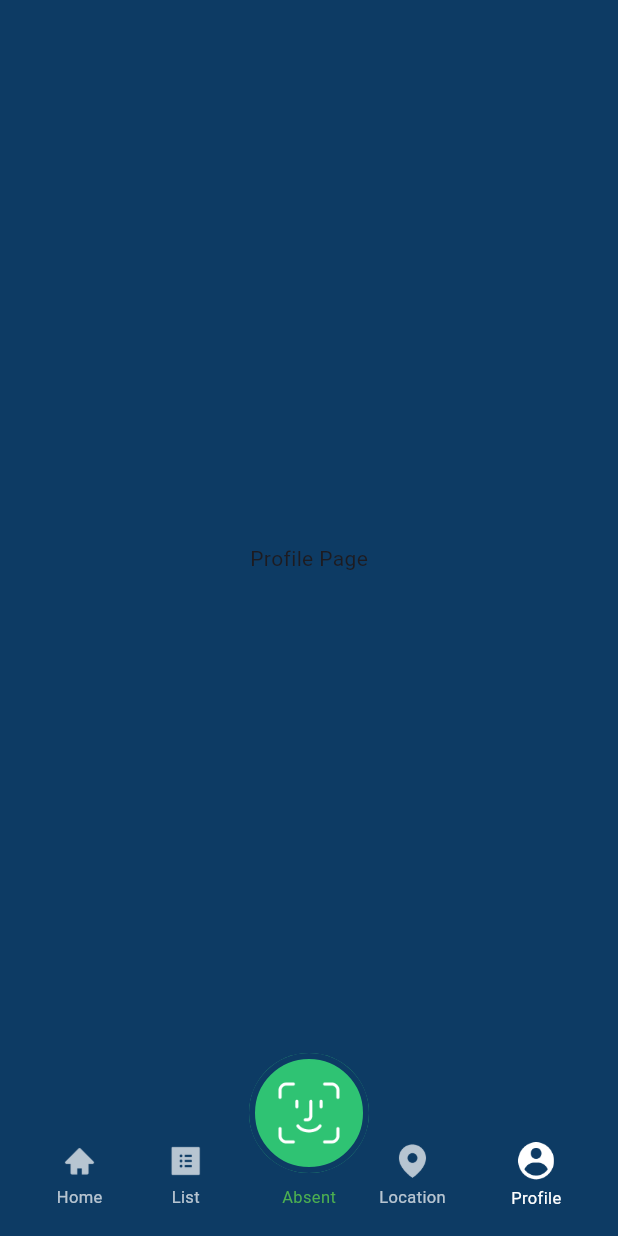
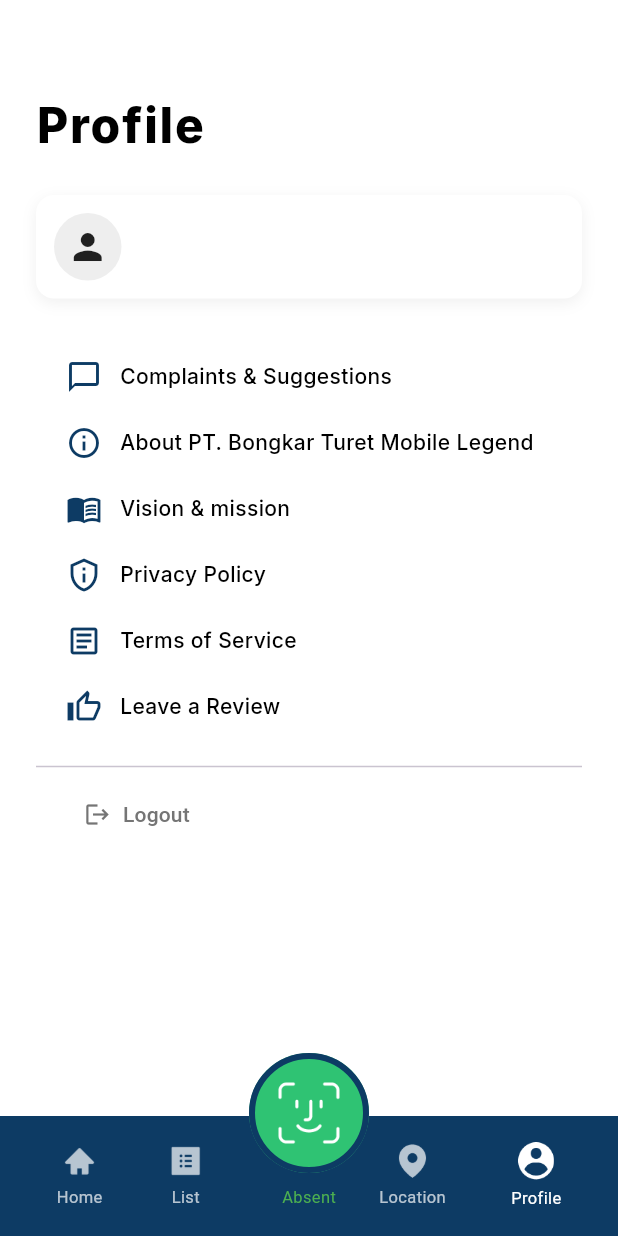
Before and after one commit to yafiazka/fident-app, a Flutter app: the MainPage screen opened by its route, item 4 of the bottom bar chosen, on a phone screen of 412 x 824 dp. Run offline on Flutter 3.47's test engine with Material 3 defaults, Android fonts, the phone set to English and light mode, and no system bars; our stand-ins replace cloud_firestore, firebase_auth, firebase_core, get, get_storage, google_fonts; accounts and stored records are empty.

Commit message:
add profile page

```diff
--- a/lib/core/controller/main_controller.dart
+++ b/lib/core/controller/main_controller.dart
@@ -8,6 +8,7 @@ class MainController extends GetxController {
 
   RxString name = "".obs;
   RxString role = "".obs;
+  RxString email = "".obs;
 
   RxInt tabIndex = 0.obs;
 
@@ -30,6 +31,7 @@ class MainController extends GetxController {
     if (doc.exists) {
       name.value = doc["name"];
       role.value = doc["role"];
+      email.value = doc["email"];
     }
   }
 
--- a/lib/main/main_page.dart
+++ b/lib/main/main_page.dart
@@ -1,5 +1,6 @@
 import 'package:fident_app/core/controller/main_controller.dart';
 import 'package:fident_app/page/home/home_page.dart';
+import 'package:fident_app/page/profile/profile_page.dart';
 import 'package:fident_app/theme/template.dart';
 import 'package:flutter/material.dart';
 import 'package:get/get.dart';
@@ -39,7 +40,7 @@ class MainPage extends GetView<MainController> {
               ),
             );
           case 3:
-            return Center(child: Text("Profile Page"));
+            return ProfilePage();
           default:
             return HomePage();
         }
--- /dev/null
+++ b/lib/page/profile/profile_page.dart
@@ -0,0 +1,191 @@
+import 'package:fident_app/core/controller/main_controller.dart';
+import 'package:fident_app/theme/template.dart';
+import 'package:firebase_auth/firebase_auth.dart';
+import 'package:flutter/material.dart';
+import 'package:get/get.dart';
+
+class ProfilePage extends GetView<MainController> {
+  const ProfilePage({super.key});
+
+  @override
+  Widget build(BuildContext context) {
+    return Container(
+      color: Colors.white,
+      width: double.infinity,
+      height: double.infinity,
+      padding: const EdgeInsets.fromLTRB(24, 60, 24, 24),
+      child: Column(
+        crossAxisAlignment: CrossAxisAlignment.start,
+        children: [
+          Text(
+            "Profile",
+            style: ChessTextStyle.king.copyWith(color: ChessColor.black),
+          ),
+
+          const SizedBox(height: 24),
+
+          Obx(() {
+            return Container(
+              padding: const EdgeInsets.all(12),
+              decoration: BoxDecoration(
+                color: Colors.white,
+                borderRadius: BorderRadius.circular(12),
+                boxShadow: [
+                  BoxShadow(
+                    color: Colors.black.withValues(alpha: 0.06),
+                    blurRadius: 8,
+                    offset: const Offset(0, 3),
+                  ),
+                ],
+              ),
+              child: Row(
+                children: [
+                  // ICON
+                  Container(
+                    width: 45,
+                    height: 45,
+                    decoration: BoxDecoration(
+                      shape: BoxShape.circle,
+                      color: Colors.grey.shade200,
+                    ),
+                    child: const Icon(Icons.person, size: 28),
+                  ),
+                  const SizedBox(width: 12),
+
+                  // NAME & EMAIL
+                  Column(
+                    crossAxisAlignment: CrossAxisAlignment.start,
+                    children: [
+                      Text(
+                        controller.name.value,
+                        style: ChessTextStyle.pawn.copyWith(
+                          fontWeight: FontWeight.w700,
+                          fontSize: 14,
+                        ),
+                      ),
+                      Text(
+                        controller.email.value,
+                        style: ChessTextStyle.pawn.copyWith(fontSize: 12),
+                      ),
+                    ],
+                  ),
+                ],
+              ),
+            );
+          }),
+
+          const SizedBox(height: 30),
+
+          _menuItem(Icons.chat_bubble_outline, "Complaints & Suggestions"),
+          _menuItem(
+            Icons.info_outline,
+            "About PT. Bongkar Turet Mobile Legend",
+          ),
+          _menuItem(Icons.menu_book_outlined, "Vision & mission"),
+          _menuItem(Icons.privacy_tip_outlined, "Privacy Policy"),
+          _menuItem(Icons.article_outlined, "Terms of Service"),
+          _menuItem(Icons.thumb_up_alt_outlined, "Leave a Review"),
+
+          const SizedBox(height: 10),
+
+          Divider(),
+
+          Padding(
+            padding: const EdgeInsets.symmetric(horizontal: 20),
+            child: TextButton(
+              onPressed: () => _showLogoutModal(context),
+              child: Row(
+                children: [
+                  Icon(Icons.logout, color: Colors.grey.shade600),
+                  const SizedBox(width: 8),
+                  Text(
+                    "Logout",
+                    style: TextStyle(color: Colors.grey.shade600, fontSize: 14),
+                  ),
+                ],
+              ),
+            ),
+          ),
+        ],
+      ),
+    );
+  }
+
+  Widget _menuItem(IconData icon, String title) {
+    return Padding(
+      padding: const EdgeInsets.symmetric(vertical: 10, horizontal: 20),
+      child: Row(
+        children: [
+          Icon(icon, color: ChessColor.navy),
+          const SizedBox(width: 12),
+          Text(
+            title,
+            style: ChessTextStyle.pawn.copyWith(
+              fontSize: 14,
+              color: ChessColor.black,
+            ),
+          ),
+        ],
+      ),
+    );
+  }
+
+  void _showLogoutModal(BuildContext context) {
+    Get.dialog(
+      Dialog(
+        shape: RoundedRectangleBorder(borderRadius: BorderRadius.circular(16)),
+        child: Container(
+          padding: const EdgeInsets.all(20),
+          width: 300,
+          child: Column(
+            mainAxisSize: MainAxisSize.min,
+            children: [
+              const Icon(
+                Icons.warning_amber_rounded,
+                color: Colors.red,
+                size: 40,
+              ),
+              const SizedBox(height: 12),
+              Text("Logout Confirmation", style: ChessTextStyle.rook),
+              const SizedBox(height: 8),
+              Text(
+                "Are you sure you want to logout?",
+                textAlign: TextAlign.center,
+                style: ChessTextStyle.pawn.copyWith(fontSize: 13),
+              ),
+              const SizedBox(height: 20),
+
+              // BUTTONS
+              Row(
+                mainAxisAlignment: MainAxisAlignment.spaceBetween,
+                children: [
+                  TextButton(
+                    child: const Text("Cancel"),
+                    onPressed: () => Get.back(),
+                  ),
+                  ElevatedButton(
+                    style: ElevatedButton.styleFrom(
+                      backgroundColor: Colors.red.shade600,
+                      shape: RoundedRectangleBorder(
+                        borderRadius: BorderRadius.circular(8),
+                      ),
+                    ),
+                    child: const Text(
+                      "Logout",
+                      style: TextStyle(color: Colors.white),
+                    ),
+                    onPressed: () async {
+                      await FirebaseAuth.instance.signOut();
+                      controller.box.erase();
+                      Get.offAllNamed("/login");
+                    },
+                  ),
+                ],
+              ),
+            ],
+          ),
+        ),
+      ),
+    );
+  }
+}
```
